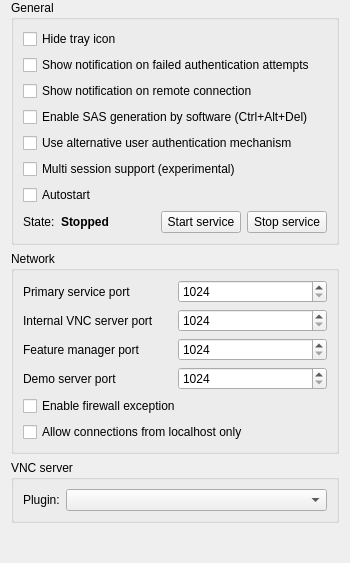
First picture: the form in configurator/src/ServiceConfigurationPage.ui, repository veyon/veyon, before the edit.
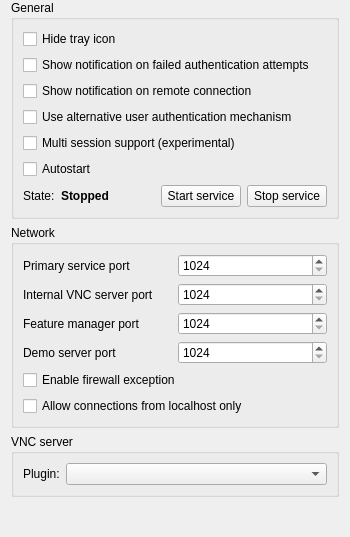
Second picture: the form after the edit. Icons and pictures are not drawn.

The edit to the form file:
```diff
--- a/configurator/src/ServiceConfigurationPage.ui
+++ b/configurator/src/ServiceConfigurationPage.ui
@@ -18,20 +18,75 @@
       <string>General</string>
      </property>
      <layout class="QGridLayout" name="gridLayout_12">
-      <item row="7" column="1">
-       <widget class="QLabel" name="serviceState">
-        <property name="font">
-         <font>
-          <weight>75</weight>
-          <bold>true</bold>
-         </font>
+      <item row="6" column="0">
+       <widget class="QLabel" name="label_16">
+        <property name="text">
+         <string>State:</string>
         </property>
+       </widget>
+      </item>
+      <item row="3" column="0" colspan="5">
+       <widget class="QCheckBox" name="isAlternativeAuthenticationMechanismEnabled">
         <property name="text">
-         <string>Stopped</string>
+         <string>Use alternative user authentication mechanism</string>
         </property>
        </widget>
       </item>
-      <item row="7" column="2">
+      <item row="2" column="0" colspan="5">
+       <widget class="QCheckBox" name="remoteConnectionNotificationsEnabled">
+        <property name="text">
+         <string>Show notification on remote connection</string>
+        </property>
+       </widget>
+      </item>
+      <item row="6" column="3">
+       <widget class="QPushButton" name="startService">
+        <property name="text">
+         <string>Start service</string>
+        </property>
+        <property name="icon">
+         <iconset resource="../resources/configurator.qrc">
+          <normaloff>:/configurator/media-playback-start.png</normaloff>:/configurator/media-playback-start.png</iconset>
+        </property>
+       </widget>
+      </item>
+      <item row="5" column="0" colspan="5">
+       <widget class="QCheckBox" name="autostartService">
+        <property name="text">
+         <string>Autostart</string>
+        </property>
+       </widget>
+      </item>
+      <item row="6" column="4">
+       <widget class="QPushButton" name="stopService">
+        <property name="text">
+         <string>Stop service</string>
+        </property>
+        <property name="icon">
+         <iconset resource="../resources/configurator.qrc">
+          <normaloff>:/configurator/media-playback-stop.png</normaloff>:/configurator/media-playback-stop.png</iconset>
+        </property>
+       </widget>
+      </item>
+      <item row="0" column="0" colspan="5">
+       <widget class="QCheckBox" name="isTrayIconHidden">
+        <property name="text">
+         <string>Hide tray icon</string>
+        </property>
+       </widget>
+      </item>
+      <item row="4" column="0" colspan="5">
+       <widget class="QCheckBox" name="isMultiSessionServiceEnabled">
+        <property name="toolTip">
+         <string>Enabling this option will make the service launch a server process for every interactive session on a computer.
+Typically this is required to support terminal servers.</string>
+        </property>
+        <property name="text">
+         <string>Multi session support (experimental)</string>
+        </property>
+       </widget>
+      </item>
+      <item row="6" column="2">
        <spacer name="horizontalSpacer_9">
         <property name="orientation">
          <enum>Qt::Horizontal</enum>
@@ -44,6 +99,19 @@
         </property>
        </spacer>
       </item>
+      <item row="6" column="1">
+       <widget class="QLabel" name="serviceState">
+        <property name="font">
+         <font>
+          <weight>75</weight>
+          <bold>true</bold>
+         </font>
+        </property>
+        <property name="text">
+         <string>Stopped</string>
+        </property>
+       </widget>
+      </item>
       <item row="1" column="0" colspan="5">
        <widget class="QCheckBox" name="failedAuthenticationNotificationsEnabled">
         <property name="text">
@@ -51,81 +119,6 @@
         </property>
        </widget>
       </item>
-      <item row="7" column="4">
-       <widget class="QPushButton" name="stopService">
-        <property name="text">
-         <string>Stop service</string>
-        </property>
-        <property name="icon">
-         <iconset resource="../resources/configurator.qrc">
-          <normaloff>:/configurator/media-playback-stop.png</normaloff>:/configurator/media-playback-stop.png</iconset>
-        </property>
-       </widget>
-      </item>
-      <item row="5" column="0" colspan="5">
-       <widget class="QCheckBox" name="isMultiSessionServiceEnabled">
-        <property name="toolTip">
-         <string>Enabling this option will make the service launch a server process for every interactive session on a computer.
-Typically this is required to support terminal servers.</string>
-        </property>
-        <property name="text">
-         <string>Multi session support (experimental)</string>
-        </property>
-       </widget>
-      </item>
-      <item row="3" column="0" colspan="5">
-       <widget class="QCheckBox" name="isSoftwareSASEnabled">
-        <property name="text">
-         <string>Enable SAS generation by software (Ctrl+Alt+Del)</string>
-        </property>
-       </widget>
-      </item>
-      <item row="2" column="0" colspan="5">
-       <widget class="QCheckBox" name="remoteConnectionNotificationsEnabled">
-        <property name="text">
-         <string>Show notification on remote connection</string>
-        </property>
-       </widget>
-      </item>
-      <item row="6" column="0" colspan="5">
-       <widget class="QCheckBox" name="autostartService">
-        <property name="text">
-         <string>Autostart</string>
-        </property>
-       </widget>
-      </item>
-      <item row="7" column="3">
-       <widget class="QPushButton" name="startService">
-        <property name="text">
-         <string>Start service</string>
-        </property>
-        <property name="icon">
-         <iconset resource="../resources/configurator.qrc">
-          <normaloff>:/configurator/media-playback-start.png</normaloff>:/configurator/media-playback-start.png</iconset>
-        </property>
-       </widget>
-      </item>
-      <item row="0" column="0" colspan="5">
-       <widget class="QCheckBox" name="isTrayIconHidden">
-        <property name="text">
-         <string>Hide tray icon</string>
-        </property>
-       </widget>
-      </item>
-      <item row="7" column="0">
-       <widget class="QLabel" name="label_16">
-        <property name="text">
-         <string>State:</string>
-        </property>
-       </widget>
-      </item>
-      <item row="4" column="0" colspan="5">
-       <widget class="QCheckBox" name="isAlternativeAuthenticationMechanismEnabled">
-        <property name="text">
-         <string>Use alternative user authentication mechanism</string>
-        </property>
-       </widget>
-      </item>
      </layout>
     </widget>
    </item>
```
Left out of the diff: 1 changed line with no effect on the pictures.
